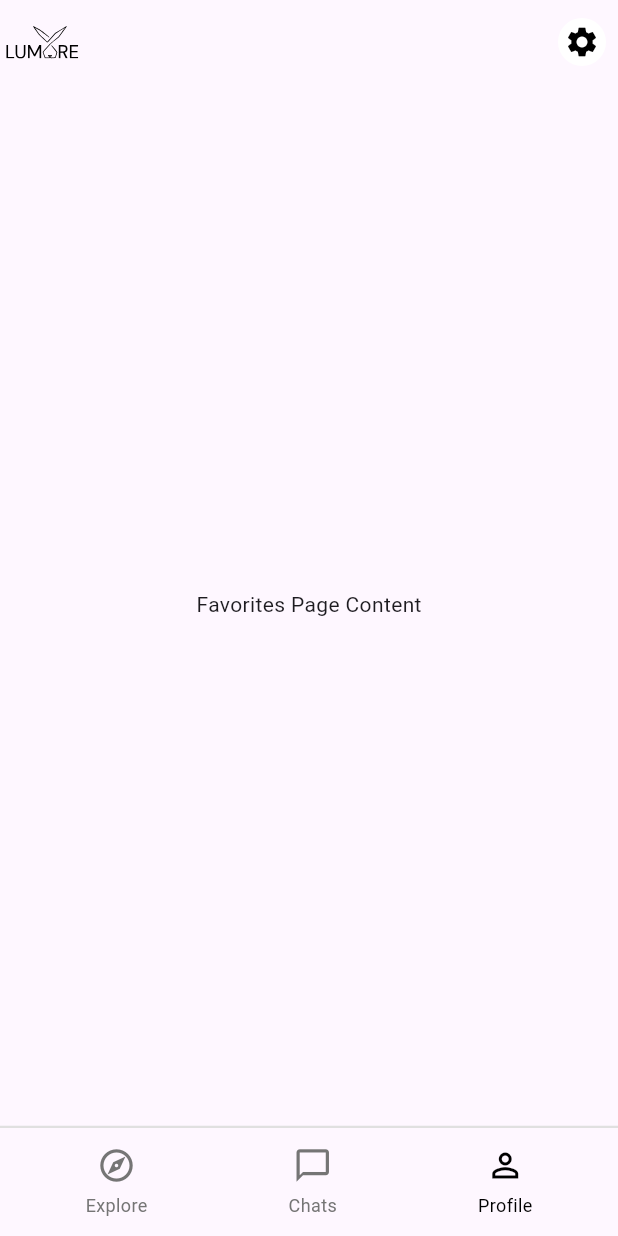
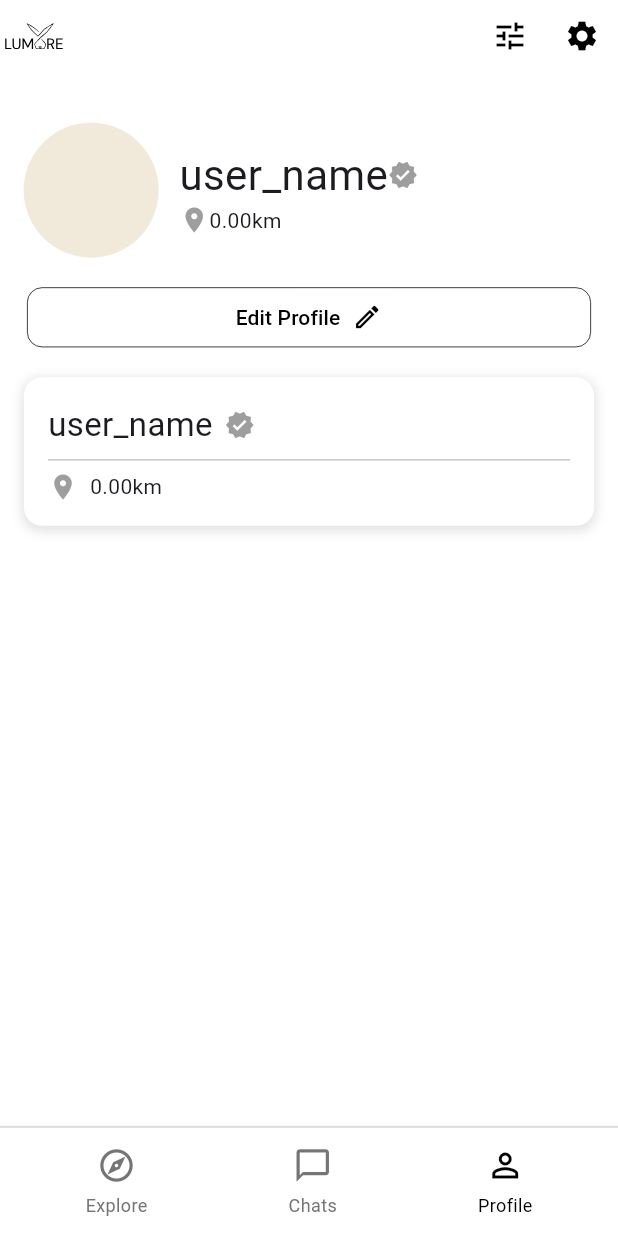
Before and after one commit to lumore-xyz/mobile-hybrid, a Flutter app: the screen it shows after launch, item 3 of the bottom bar chosen, after a tap on the "settings" icon, on a phone screen of 412 x 824 dp. Run offline on Flutter 3.47's test engine with Material 3 defaults, Android fonts, the phone set to English and light mode, and no system bars; our stand-ins replace flutter_svg.

Commit message:
profile page added

```diff
--- a/lib/components/button.dart
+++ b/lib/components/button.dart
@@ -13,7 +13,7 @@ class CustomButton extends StatelessWidget {
     required this.text,
     required this.textColor,
     required this.buttonColor,
-  required this.onPressed,
+    required this.onPressed,
   });
 
   @override build(BuildContext context) {
--- /dev/null
+++ b/lib/components/buttons/borderbutton.dart
@@ -0,0 +1,46 @@
+import 'package:flutter/material.dart';
+
+class EditProfileButton  extends StatelessWidget {
+
+  final String text;
+  final IconData icon;
+  final VoidCallback onPressed;
+
+  const EditProfileButton ({
+    required this.text,
+    required this.icon,
+    required this.onPressed,
+    super.key
+  });
+
+  @override
+  Widget build(BuildContext context) {
+    return Padding(
+      padding: const EdgeInsets.symmetric(horizontal: 18.0),
+      child: Expanded(
+        child: OutlinedButton(
+          onPressed: onPressed,
+          style: OutlinedButton.styleFrom(
+              backgroundColor: Colors.white,
+              foregroundColor: Colors.black,
+              side: const BorderSide(color: Colors.black, width: 0.5),
+              shape: RoundedRectangleBorder(
+                borderRadius: BorderRadius.circular(10.0),
+              ),
+              padding: const EdgeInsets.symmetric(horizontal: 20.0)
+          ),
+          child: Row(
+            mainAxisAlignment: MainAxisAlignment.center,
+            children: [
+
+              Text(text),
+              const SizedBox(width: 8.0),
+              // Icon comes second
+              Icon(icon, size: 20),
+            ],
+          ),
+        ),
+      ),
+    );
+  }
+}
--- /dev/null
+++ b/lib/components/headers/chats_header.dart
@@ -0,0 +1,36 @@
+import 'package:flutter/material.dart';
+
+class ChatHeader extends StatelessWidget implements PreferredSizeWidget{
+  const ChatHeader({super.key});
+
+  @override
+  Widget build(BuildContext context) {
+    return SafeArea(
+      child: Padding(
+        padding: const EdgeInsets.symmetric(horizontal: 12.0, vertical: 8.0),
+        child: Row(
+          mainAxisAlignment: MainAxisAlignment.spaceBetween,
+          children: [
+            Text(
+              "Chats",
+              style: TextStyle(
+                fontWeight: FontWeight.bold,
+                fontSize: 28.0
+              ),
+            ),
+
+            Text(
+              "0/1",
+              style: TextStyle(
+                  fontSize: 18.0
+              ),
+            ),
+          ]
+        ),
+      )
+    );
+  }
+
+  @override
+  Size get preferredSize => const Size.fromHeight(kToolbarHeight);
+}
--- a/lib/components/home_appbar.dart
+++ b/lib/components/headers/home_appbar.dart
@@ -7,20 +7,18 @@ class CustomAppBar extends StatelessWidget implements PreferredSizeWidget {
   @override
   Widget build(BuildContext context) {
     return SafeArea(
-      child: AppBar(
-        // These two lines make the background invisible
-        elevation: 0,
-        backgroundColor: Colors.transparent,
+      child: Row(
+        mainAxisAlignment: MainAxisAlignment.spaceBetween,
+        // color : Colors.transparent,
+        children: [
+          // Leading icon (left side)
+          SvgPicture.asset(
+            'assets/lumore-hr.svg',
+            height: 45,
+            width: 45,
+          ),
 
-        // Leading icon (left side)
-        leading: SvgPicture.asset(
-          'assets/lumore-hr.svg',
-          height: 50,
-          width: 50,
-        ),
-
-        // Actions (right side)
-        actions: [
+          // Actions (right side)
           IconButton(
             icon: Container(
               padding: const EdgeInsets.all(4),
@@ -28,7 +26,7 @@ class CustomAppBar extends StatelessWidget implements PreferredSizeWidget {
                 color: Colors.white,
                 shape: BoxShape.circle,
               ),
-              child: const Icon(Icons.settings, color: Colors.black),
+              child: const Icon(Icons.tune, color: Colors.black),
             ),
             onPressed: () {},
           ),
--- /dev/null
+++ b/lib/components/headers/profile_header.dart
@@ -0,0 +1,41 @@
+import 'package:flutter/material.dart';
+import 'package:flutter_svg/flutter_svg.dart';
+
+class ProfileHeader extends StatelessWidget implements PreferredSizeWidget {
+  const ProfileHeader({super.key});
+
+  @override
+  Widget build(BuildContext context) {
+    return SafeArea(
+      child: Row(
+        children: [
+          // Leading icon (left side)
+          SvgPicture.asset(
+            'assets/lumore-hr.svg',
+            height: 45,
+            width: 45,
+          ),
+          Spacer(),
+
+          // Actions (right side)
+          Row(
+            mainAxisSize: MainAxisSize.min,
+            children: [
+              IconButton(
+                icon: const Icon(Icons.tune, color: Colors.black),
+                onPressed: () {},
+              ),
+              IconButton(
+                icon: const Icon(Icons.settings, color: Colors.black),
+                onPressed: () {},
+              ),
+            ],
+          ),
+        ],
+      ),
+    );
+  }
+
+  @override
+  Size get preferredSize => const Size.fromHeight(kToolbarHeight);
+}
--- a/lib/components/homescreen.dart
+++ /dev/null
@@ -1,20 +0,0 @@
-import 'package:flutter/material.dart';
-import 'package:lumore/constants/constant.dart';
-
-class Home extends StatelessWidget{
-  const Home({super.key});
-
-  @override
-  Widget build(BuildContext context){
-    return Container(
-      margin: EdgeInsets.all(context.screenHeight * 0.007),
-      width: double.infinity,
-      height: double.infinity,
-
-      decoration: BoxDecoration(
-        color: const Color(0xFFF1E9DA),
-        borderRadius: BorderRadius.circular(10.0),
-      ),
-    );
-  }
-}
--- /dev/null
+++ b/lib/components/profilecard.dart
@@ -0,0 +1,61 @@
+import 'package:flutter/material.dart';
+
+class ProfileCard extends StatelessWidget {
+  const ProfileCard({super.key});
+
+  @override
+  Widget build(BuildContext context) {
+    return Container(
+      padding: const EdgeInsets.all(16.0),
+      margin: const EdgeInsets.all(16.0),
+      decoration: BoxDecoration(
+        // 1. Changed the background color to white
+        color: Colors.white,
+
+        borderRadius: BorderRadius.circular(12.0),
+        boxShadow: [
+          BoxShadow(
+            // Kept the shadow for the elevation effect
+            color: Colors.grey.withOpacity(0.3),
+            spreadRadius: 1,
+            blurRadius: 6,
+            offset: const Offset(0, 2),
+          ),
+        ],
+      ),
+      child: const Column(
+          crossAxisAlignment: CrossAxisAlignment.start,
+          children: [
+            Row(
+              children: [
+                Text(
+                  "user_name",
+                  style: TextStyle(
+                      fontSize: 22.0
+                  ),
+                ),
+                SizedBox(width: 8), // Added space between text and icon
+                Icon(
+                    Icons.verified,
+                    color: Colors.grey,
+                    size: 20.0
+                ),
+              ],
+            ),
+            Divider(),
+            Row(
+              children: [
+                Icon(
+                    Icons.location_on,
+                    color: Colors.grey,
+                    size: 20.0
+                ),
+                SizedBox(width: 8), // Added space between icon and text
+                Text("0.00km"),
+              ],
+            )
+          ]
+      ),
+    );
+  }
+}
--- a/lib/screens/Home/home_screen.dart
+++ b/lib/screens/Home/home_screen.dart
@@ -1,7 +1,8 @@
 import 'package:flutter/material.dart';
 import 'package:lumore/components/bottomnav.dart';
-import 'package:lumore/components/home_appbar.dart';
-import 'package:lumore/components/homescreen.dart';
+import 'package:lumore/screens/pages/chatscreen.dart';
+import 'package:lumore/screens/pages/homescreen.dart';
+import 'package:lumore/screens/pages/profilescreen.dart';
 
 class HomeScreen extends StatefulWidget {
   const HomeScreen({super.key});
@@ -21,17 +22,16 @@ class _HomeScreenState extends State<HomeScreen> {
     });
   }
 
-  static List<Widget> _widgetOptions = <Widget>[
+  static const List<Widget> _widgetOptions = <Widget>[
     Center(child: Home()),
-    const Center(child: Text('Search Page Content')),
-    const Center(child: Text('Favorites Page Content')),
+    Center(child: ChatScreen()),
+    Center(child: ProfileScreen()),
   ];
 
   @override
   Widget build(BuildContext context) {
     return Scaffold(
-      appBar: const CustomAppBar(),
-
+      backgroundColor: Colors.white,
       body: _widgetOptions.elementAt(_selectedIndex),
 
       bottomNavigationBar: CustomBottomNav(
--- /dev/null
+++ b/lib/screens/pages/chatscreen.dart
@@ -0,0 +1,24 @@
+
+
+import 'package:flutter/material.dart';
+import 'package:lumore/components/headers/chats_header.dart';
+
+class ChatScreen extends StatelessWidget{
+  const ChatScreen({super.key});
+
+  @override
+  Widget build(BuildContext context) {
+    return const Column(
+      children: [
+        ChatHeader(),
+        Expanded(
+          child: Column(
+            children: [
+              Text("No active chats yet")
+            ]
+          )
+        )
+      ]
+    );
+  }
+}
--- /dev/null
+++ b/lib/screens/pages/homescreen.dart
@@ -0,0 +1,26 @@
+import 'package:flutter/material.dart';
+import 'package:lumore/components/headers/home_appbar.dart';
+import 'package:lumore/constants/constant.dart';
+
+class Home extends StatelessWidget{
+  const Home({super.key});
+
+  @override
+  Widget build(BuildContext context){
+    return Column(
+      children: [
+        CustomAppBar(),
+        Expanded(
+          child: Container(
+            margin: EdgeInsets.all(context.screenHeight * 0.007),
+            width: double.infinity,
+            decoration: BoxDecoration(
+              color: const Color(0xFFF1E9DA),
+              borderRadius: BorderRadius.circular(10.0),
+            ),
+          ),
+        ),
+      ],
+    );
+  }
+}
--- /dev/null
+++ b/lib/screens/pages/profilescreen.dart
@@ -0,0 +1,83 @@
+import 'package:flutter/material.dart';
+import 'package:lumore/components/buttons/borderbutton.dart';
+import 'package:lumore/components/headers/home_appbar.dart';
+import 'package:lumore/components/headers/profile_header.dart';
+import 'package:lumore/components/profilecard.dart';
+import 'package:lumore/constants/constant.dart';
+
+class ProfileScreen extends StatelessWidget{
+  const ProfileScreen({super.key});
+
+  @override
+  Widget build(BuildContext context){
+    return Column(
+      children: [
+        ProfileHeader(),
+        Column(
+          children:[
+            Padding(
+              padding: const EdgeInsets.only(top: 28.0,bottom: 10.0, left: 10.0, right: 10.0),
+              child: Row(
+                children:[
+                  Container(
+                    width: 90.0,
+                    height: 90.0,
+                    margin: EdgeInsets.all(context.screenHeight * 0.007),
+                    decoration: BoxDecoration(
+                      color: const Color(0xFFF1E9DA),
+                      shape: BoxShape.circle,
+                    ),
+                  ),
+                  Padding(
+                    padding: const EdgeInsets.only(left: 8.0),
+                    child: Column(
+                      crossAxisAlignment: CrossAxisAlignment.start,
+                      children: [
+                      Row(
+                        children: [
+                          Text(
+                            "user_name",
+                            style: TextStyle(
+                              fontSize: 28.0
+                            ),
+                          ),
+                          Icon(
+                              Icons.verified,
+                              color: Colors.grey,
+                              size: 20.0
+                          ),
+                        ],
+                      ),
+                      Row(
+                        children: [
+                          Icon(
+                            Icons.location_on,
+                            color: Colors.grey,
+                            size: 20.0
+                          ),
+                          Text("0.00km"),
+                        ],
+                      )
+                      ]
+                    ),
+                  ),
+                ]
+              ),
+
+
+            ),
+            EditProfileButton(
+              text: "Edit Profile",
+              icon: Icons.edit_outlined,
+              onPressed: () {},
+            ),
+
+            ProfileCard(),
+
+
+          ]
+        )
+      ],
+    );
+  }
+}
```
